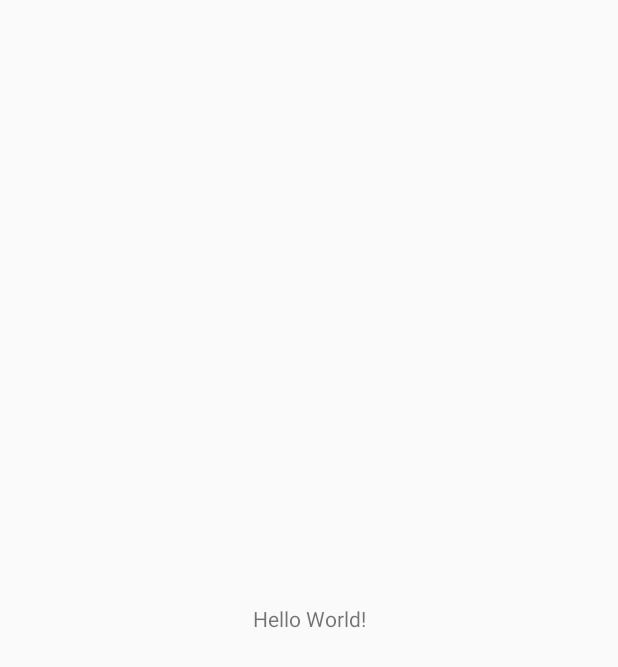
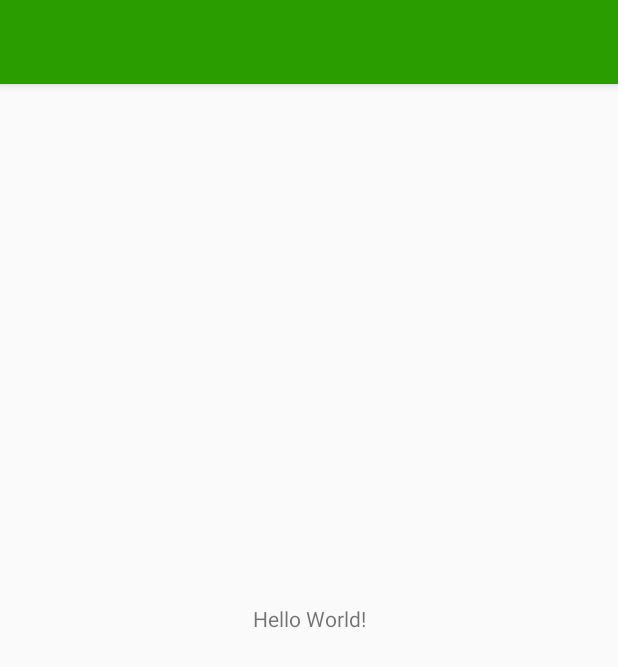
Before and after one commit to cecydb11/android_examples, an Android app: the screen it shows after launch once a user with an empty profile is signed in (MainActivity), on a phone screen of 412 x 824 dp. Before the commit the part shown is almost empty. Shown: the top 667 px of the screen. Run offline under Robolectric (Android 15) with nearby library versions, the phone set to English and light mode, and no system bars; our stand-ins replace Firebase (no records; nobody signed in at launch, a user with empty details on screens opened directly).

Commit message:
Create drawer with a menu for profile and sign out, nav bar and main content

```diff
--- a/ProjectManagement/app/build.gradle
+++ b/ProjectManagement/app/build.gradle
@@ -35,6 +35,7 @@ dependencies {
     implementation 'com.google.android.material:material:1.3.0'
     implementation 'com.google.firebase:firebase-auth:20.0.4'
     implementation 'com.google.firebase:firebase-firestore:22.1.2'
+    implementation 'de.hdodenhof:circleimageview:3.1.0'
     testImplementation 'junit:junit:4.12'
     androidTestImplementation 'androidx.test.ext:junit:1.1.2'
     androidTestImplementation 'androidx.test.espresso:espresso-core:3.3.0'
--- /dev/null
+++ b/ProjectManagement/app/src/main/res/drawable/ic_nav_sign_out.xml
@@ -0,0 +1,9 @@
+<vector xmlns:android="http://schemas.android.com/apk/res/android"
+        android:width="24dp"
+        android:height="24dp"
+        android:viewportWidth="24.0"
+        android:viewportHeight="24.0">
+    <path
+        android:fillColor="#FF000000"
+        android:pathData="M10.09,15.59L11.5,17l5,-5 -5,-5 -1.41,1.41L12.67,11H3v2h9.67l-2.58,2.59zM19,3H5c-1.11,0 -2,0.9 -2,2v4h2V5h14v14H5v-4H3v4c0,1.1 0.89,2 2,2h14c1.1,0 2,-0.9 2,-2V5c0,-1.1 -0.9,-2 -2,-2z"/>
+</vector>
--- /dev/null
+++ b/ProjectManagement/app/src/main/res/drawable/ic_nav_user.xml
@@ -0,0 +1,9 @@
+<vector xmlns:android="http://schemas.android.com/apk/res/android"
+        android:width="24dp"
+        android:height="24dp"
+        android:viewportWidth="24.0"
+        android:viewportHeight="24.0">
+    <path
+        android:fillColor="#FF000000"
+        android:pathData="M3,5v14c0,1.1 0.89,2 2,2h14c1.1,0 2,-0.9 2,-2L21,5c0,-1.1 -0.9,-2 -2,-2L5,3c-1.11,0 -2,0.9 -2,2zM15,9c0,1.66 -1.34,3 -3,3s-3,-1.34 -3,-3 1.34,-3 3,-3 3,1.34 3,3zM6,17c0,-2 4,-3.1 6,-3.1s6,1.1 6,3.1v1L6,18v-1z"/>
+</vector>
--- /dev/null
+++ b/ProjectManagement/app/src/main/res/drawable/ic_user_place_holder.xml
@@ -0,0 +1,5 @@
+<vector android:height="96dp" android:tint="#3B3B3B"
+    android:viewportHeight="24.0" android:viewportWidth="24.0"
+    android:width="96dp" xmlns:android="http://schemas.android.com/apk/res/android">
+    <path android:fillColor="#FF000000" android:pathData="M12,2C6.48,2 2,6.48 2,12s4.48,10 10,10 10,-4.48 10,-10S17.52,2 12,2zM12,5c1.66,0 3,1.34 3,3s-1.34,3 -3,3 -3,-1.34 -3,-3 1.34,-3 3,-3zM12,19.2c-2.5,0 -4.71,-1.28 -6,-3.22 0.03,-1.99 4,-3.08 6,-3.08 1.99,0 5.97,1.09 6,3.08 -1.29,1.94 -3.5,3.22 -6,3.22z"/>
+</vector>
--- a/ProjectManagement/app/src/main/res/layout/activity_main.xml
+++ b/ProjectManagement/app/src/main/res/layout/activity_main.xml
@@ -1,18 +1,27 @@
 <?xml version="1.0" encoding="utf-8"?>
-<androidx.constraintlayout.widget.ConstraintLayout xmlns:android="http://schemas.android.com/apk/res/android"
+<androidx.drawerlayout.widget.DrawerLayout xmlns:android="http://schemas.android.com/apk/res/android"
+    xmlns:tools="http://schemas.android.com/tools"
     xmlns:app="http://schemas.android.com/apk/res-auto"
-    xmlns:tools="http://schemas.android.com/tools"
+    android:id="@+id/drawer_layout"
     android:layout_width="match_parent"
     android:layout_height="match_parent"
-    tools:context=".activities.MainActivity">
+    android:fitsSystemWindows="true"
+    tools:openDrawer="start">
 
-    <TextView
+    <include
+        layout="@layout/app_bar_main"
+        android:layout_width="match_parent"
+        android:layout_height="match_parent"
+        />
+
+    <com.google.android.material.navigation.NavigationView
+        android:id="@+id/nav_view"
         android:layout_width="wrap_content"
-        android:layout_height="wrap_content"
-        android:text="Hello World!"
-        app:layout_constraintBottom_toBottomOf="parent"
-        app:layout_constraintLeft_toLeftOf="parent"
-        app:layout_constraintRight_toRightOf="parent"
-        app:layout_constraintTop_toTopOf="parent" />
+        android:layout_height="match_parent"
+        android:fitsSystemWindows="true"
+        android:layout_gravity="start"
+        app:headerLayout="@layout/nav_header_main"
+        app:menu="@menu/activity_main_drawer"
+        />
 
-</androidx.constraintlayout.widget.ConstraintLayout>
+</androidx.drawerlayout.widget.DrawerLayout>
--- /dev/null
+++ b/ProjectManagement/app/src/main/res/layout/app_bar_main.xml
@@ -0,0 +1,26 @@
+<?xml version="1.0" encoding="utf-8"?>
+<androidx.coordinatorlayout.widget.CoordinatorLayout
+    xmlns:android="http://schemas.android.com/apk/res/android"
+    android:layout_width="match_parent"
+    android:layout_height="match_parent"
+    xmlns:app="http://schemas.android.com/apk/res-auto">
+
+    <com.google.android.material.appbar.AppBarLayout
+        android:layout_width="match_parent"
+        android:layout_height="wrap_content"
+        android:theme="@style/AppTheme.AppBarOverlay"
+        >
+        <androidx.appcompat.widget.Toolbar
+            android:id="@+id/toolbar_main_activity"
+            android:layout_width="match_parent"
+            android:layout_height="?attr/actionBarSize"
+            android:background="?attr/colorPrimary"
+            app:popupTheme="@style/AppTheme.PopupOverlay">
+
+        </androidx.appcompat.widget.Toolbar>
+
+    </com.google.android.material.appbar.AppBarLayout>
+
+    <include layout="@layout/main_content"/>
+
+</androidx.coordinatorlayout.widget.CoordinatorLayout>
--- /dev/null
+++ b/ProjectManagement/app/src/main/res/layout/main_content.xml
@@ -0,0 +1,18 @@
+<?xml version="1.0" encoding="utf-8"?>
+<androidx.constraintlayout.widget.ConstraintLayout xmlns:android="http://schemas.android.com/apk/res/android"
+    xmlns:app="http://schemas.android.com/apk/res-auto"
+    xmlns:tools="http://schemas.android.com/tools"
+    android:layout_width="match_parent"
+    android:layout_height="match_parent"
+    tools:context=".activities.MainActivity">
+
+    <TextView
+        android:layout_width="wrap_content"
+        android:layout_height="wrap_content"
+        android:text="Hello World!"
+        app:layout_constraintBottom_toBottomOf="parent"
+        app:layout_constraintLeft_toLeftOf="parent"
+        app:layout_constraintRight_toRightOf="parent"
+        app:layout_constraintTop_toTopOf="parent" />
+
+</androidx.constraintlayout.widget.ConstraintLayout>
--- /dev/null
+++ b/ProjectManagement/app/src/main/res/menu/activity_main_drawer.xml
@@ -0,0 +1,14 @@
+<?xml version="1.0" encoding="utf-8"?>
+<menu xmlns:android="http://schemas.android.com/apk/res/android">
+    <group android:checkableBehavior="single">
+        <item
+            android:id="@+id/nav_my_profile"
+            android:icon="@drawable/ic_nav_user"
+            android:title="@string/my_profile"/>
+        <item
+            android:id="@+id/nav_sign_out"
+            android:icon="@drawable/ic_nav_sign_out"
+            android:title="@string/sign_out"/>
+    </group>
+
+</menu>
--- a/ProjectManagement/app/src/main/res/values/strings.xml
+++ b/ProjectManagement/app/src/main/res/values/strings.xml
@@ -2,6 +2,7 @@
     <string name="app_name">PROMANAGER</string>
     <string name="ic_splash_image">Project management icon</string>
     <string name="ic_task_image">Project manager tasks icon</string>
+    <string name="image_contentDescription">Image</string>
     <string name="intro_get_started">Let\'s get started!</string>
     <string name="intro_text_description">Allows you to collaborate in different projects with multiple users.</string>
     <string name="sign_in">SIGN IN</string>
@@ -15,5 +16,8 @@
     <string name="please_wait">Please Wait&#8230;</string>
     <string name="click_back_again_exit">Please click back again to exit.</string>
 
+    <string name="my_profile">My Profile</string>
+    <string name="sign_out">Sign Out</string>
+
 
 </resources>
--- a/ProjectManagement/app/src/main/res/values/styles.xml
+++ b/ProjectManagement/app/src/main/res/values/styles.xml
@@ -9,9 +9,17 @@
     </style>
 
     <style name="AppTheme.NoActionBar">
-        <!--We set a style for the splash activity-->
+        <!--We set a style to hide the action bar-->
         <item name="windowActionBar">false</item>
         <item name="windowNoTitle">true</item>
     </style>
 
+    <style name="AppTheme.AppBarOverlay" parent="ThemeOverlay.AppCompat.Dark.ActionBar">
+
+    </style>
+
+    <style name="AppTheme.PopupOverlay" parent="ThemeOverlay.AppCompat.Light">
+
+    </style>
+
 </resources>
```
Also changed, not shown: ProjectManagement/app/src/main/res/drawable/nav_header_main_background.xml (added, +11 -0 lines), ProjectManagement/app/src/main/res/layout/nav_header_main.xml (added, +36 -0 lines), ProjectManagement/app/src/main/res/values/dimens.xml (+10 -0 lines).
